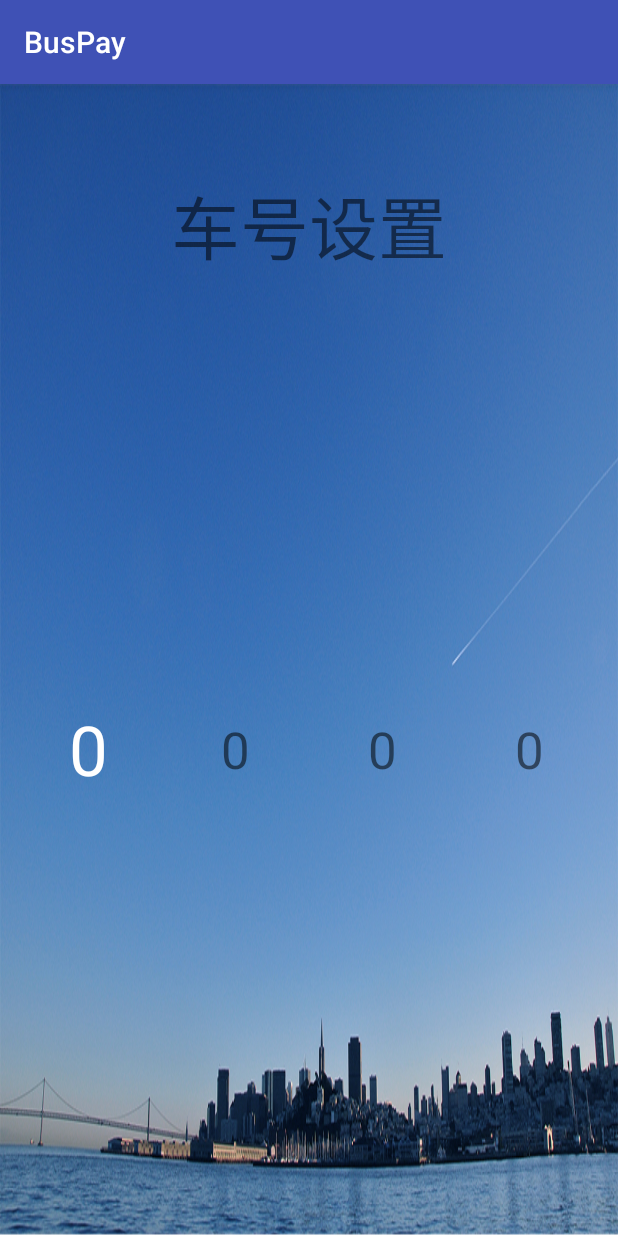
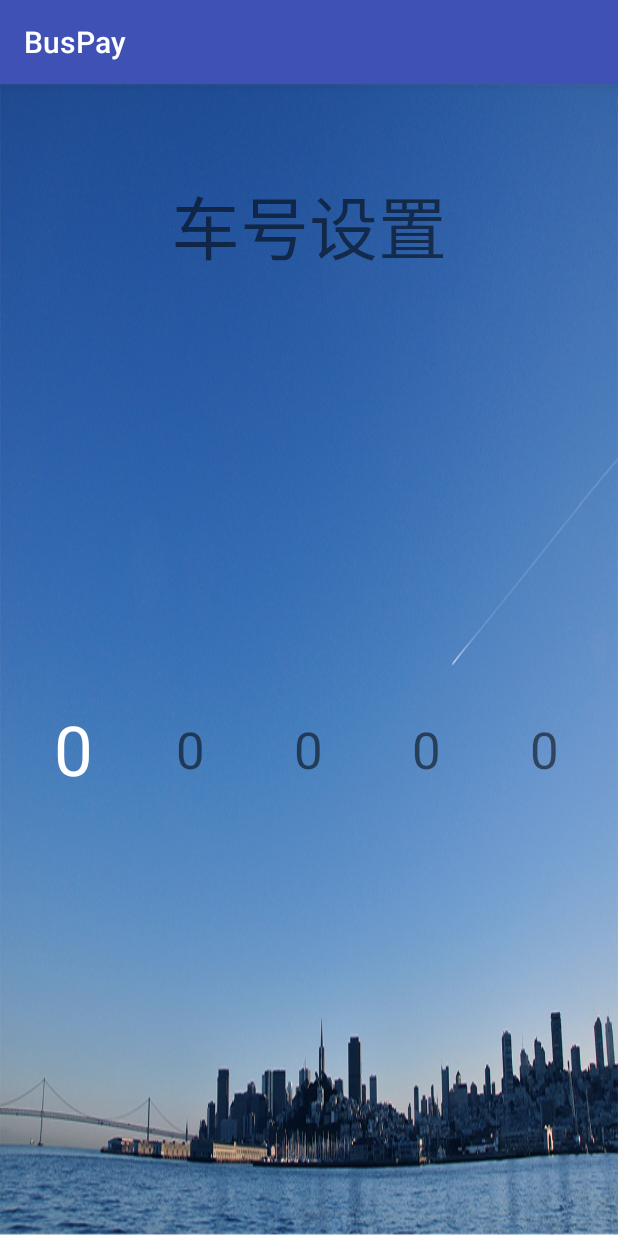
Before and after one commit to JCjingchao/BusZiBo, an Android app: the SetBusActivity screen opened directly, with no data from a screen before it, on a phone screen of 412 x 824 dp. Run offline under Robolectric (Android 15) with nearby library versions, the phone set to English and light mode, and no system bars; libraries missing offline, so code that uses them is left out: com.yanzhenjie.nohttp, rx.subjects; 3 statements that could not run were skipped.

Commit message:
1、2、3、5、6

```diff
--- a/app/src/main/java/com/szxb/buspay/module/SetBusNumber/SetBusActivity.java
+++ b/app/src/main/java/com/szxb/buspay/module/SetBusNumber/SetBusActivity.java
@@ -25,7 +25,7 @@ import java.util.List;
 public class SetBusActivity extends BaseMVPActivity<SetBusView,SetBusPresenter>  implements SetBusView,OnPushTask{
 
     private TaskHandler handler;
-    private TextView number1,number2,number3,number4;
+    private TextView number1,number2,number3,number4,number5,number6;
     private int index=0;
 
     @Override
@@ -41,18 +41,22 @@ public class SetBusActivity extends BaseMVPActivity<SetBusView,SetBusPresenter>
         number2=(TextView)findViewById(R.id.number2);
         number3=(TextView)findViewById(R.id.number3);
         number4=(TextView)findViewById(R.id.number4);
+        number5=(TextView)findViewById(R.id.number5);
+        number6=(TextView)findViewById(R.id.number6);
         list=new ArrayList<>();
         list.add(0,number1);
         list.add(1,number2);
         list.add(2,number3);
         list.add(3,number4);
+        list.add(4,number5);
+        list.add(5,number6);
         list.get(index).setTextSize(46);
         list.get(index).setTextColor(getResources().getColor(R.color.colorWhite));
         String bus=FetchAppConfig.busNo();
         if (bus.length()==6){
             int i=0;
             for (TextView tv :list){
-                tv.setText(bus.substring(i+2,i+3));
+                tv.setText(bus.substring(i,i+1));
                 i++;
                 Log.d("SetBus",bus);
             }
@@ -125,7 +129,7 @@ public class SetBusActivity extends BaseMVPActivity<SetBusView,SetBusPresenter>
             public void run() {
 
                 if (index==0){
-                    index=3;
+                    index=5;
                     list.get(0).setTextSize(34);
                     list.get(0).setTextColor(getResources().getColor(R.color.colorBlack));
                 }else{
@@ -148,7 +152,7 @@ public class SetBusActivity extends BaseMVPActivity<SetBusView,SetBusPresenter>
             @Override
             public void run() {
 
-                if (index==3){
+                if (index==5){
                     String room=number1.getText().toString()+number2.getText().toString()+number3.getText().toString()
                             +number4.getText().toString();
                     CommonSharedPreferences.put("busNo","00"+room.trim());
--- a/app/src/main/java/com/szxb/buspay/module/init/InitActivity.java
+++ b/app/src/main/java/com/szxb/buspay/module/init/InitActivity.java
@@ -82,8 +82,6 @@ public class InitActivity extends BaseMVPActivity<InitView, InitPresenter> imple
         posScanInit = new PosScanInit();
         posScanInit.setOnCallBack(this);
         posScanInit.init(getApplicationContext());
-
-
         keyListenerTask=new KeyListenerTask();
         keyListenerTask.SetKeyLestener(this);
         keyListenerTask.start();
--- a/app/src/main/java/com/szxb/buspay/task/CardPay.java
+++ b/app/src/main/java/com/szxb/buspay/task/CardPay.java
@@ -211,7 +211,7 @@ public class CardPay extends Thread {
                           }
 
                           if (cardRecord.getStatus().equals("F1")){
-                              soundPool.play(fiefaka, 1, 1, 0, 0, 1);
+                              soundPool.play(erro, 1, 1, 0, 0, 1);
                               onPushTask.task(Constant.CardPayMessage, cardRecord);
                           }
 
@@ -277,6 +277,8 @@ public class CardPay extends Thread {
 //    public static final String CARDT_FREE="04";
 //    public static final String CARDT_MEMORY="05";
 //    public static final String CARDT_DRIVER="06";
+
+
 //    public static final String CARDT_FAVOR1="05";
 //    public static final String CARDT_FAVOR2="07";
 //    public static final String CARDT_FAVOR3="08";
@@ -305,7 +307,7 @@ public class CardPay extends Thread {
 
 
             case CardType.CARDT_FREE:
-                soundPool.play(free, 1, 1, 0, 0, 1);
+                soundPool.play(rongjunka, 1, 1, 0, 0, 1);
                 break;
 
             case CardType.CARDT_MEMORY:
--- a/app/src/main/java/com/szxb/buspay/task/TaskHandler.java
+++ b/app/src/main/java/com/szxb/buspay/task/TaskHandler.java
@@ -73,6 +73,7 @@ public class TaskHandler extends Handler {
                     CardRecord cardRecord=(CardRecord) msg.obj;
                     if (cardRecord.getStatus().equals("00")) {
                         double mon=Integer.valueOf(cardRecord.getCardMoney(), 16) / 100.00;
+
                         DecimalFormat df= new DecimalFormat("######0.00");
                         df.format(mon);
                         BusToast.showToast(BusApp.getInstance(), "余额" + mon+ "元", true);
--- a/app/src/main/res/layout/set_bus.xml
+++ b/app/src/main/res/layout/set_bus.xml
@@ -53,8 +53,9 @@
        android:gravity="center"
        android:textSize="34sp"
        />
+
       <TextView
-       android:id="@+id/number4"
+          android:id="@+id/number5"
           android:layout_width="0dp"
           android:layout_weight="1"
           android:layout_height="wrap_content"
@@ -62,7 +63,15 @@
           android:gravity="center"
           android:textSize="34sp"
           />
+      <TextView
+          android:id="@+id/number6"
+          android:layout_width="0dp"
+          android:layout_weight="1"
+          android:layout_height="wrap_content"
+          android:text="0"
+          android:gravity="center"
+          android:textSize="34sp"
+          />
+   </LinearLayout>
 
 </LinearLayout>
-sss
-</LinearLayout>
```
Also changed, not shown: app/src/main/java/com/szxb/buspay/module/home/HomePresenter.java (+7 -3 lines). Lines whose indentation alone changed are shown as unchanged.
